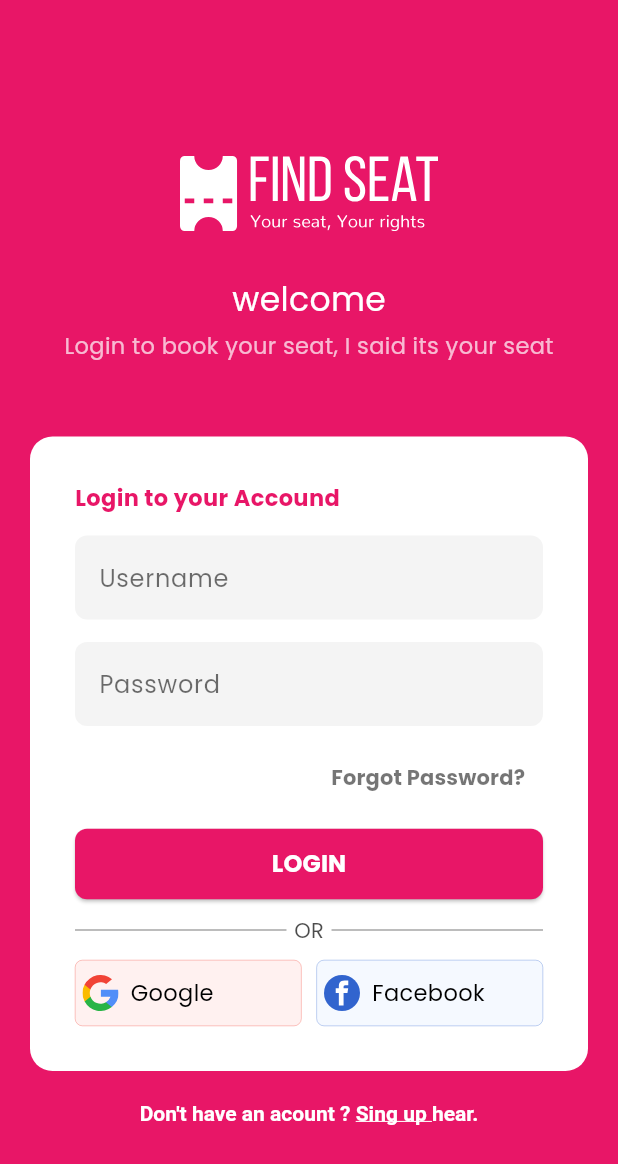
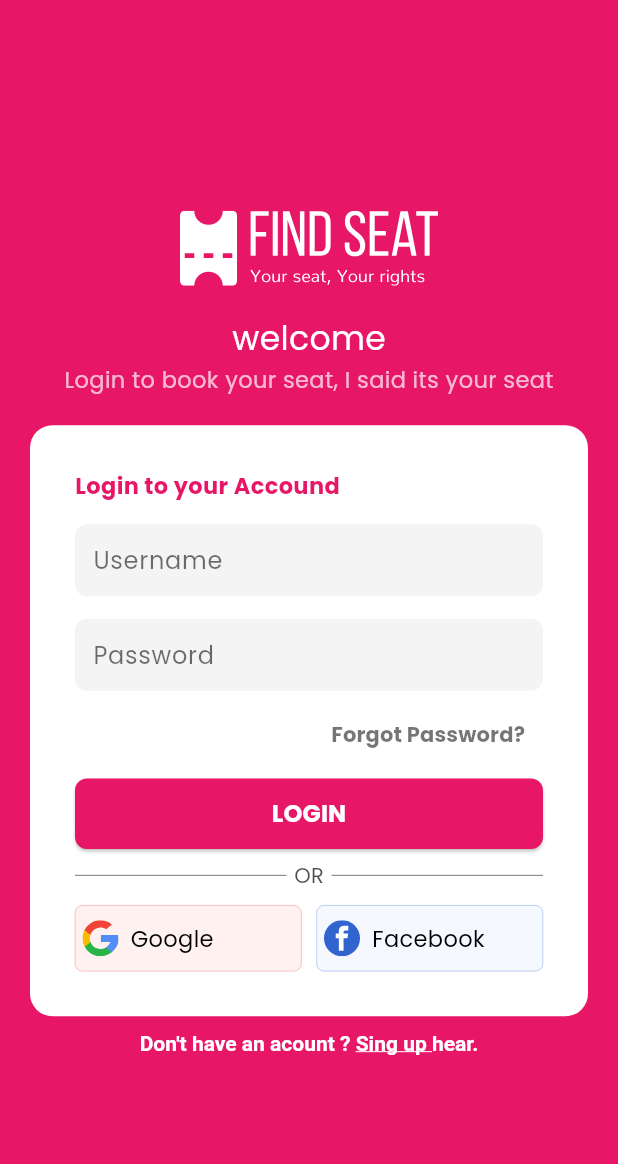
Before and after one commit to DeepakMewada20/Tickect-bokking-App, a Flutter app: the screen it shows after launch, after a tap on "LOGIN", on a phone screen of 412 x 824 dp. Shown: the top 1164 px of the screen. Run offline on Flutter 3.47's test engine with Material 3 defaults, Android fonts, the phone set to English and light mode, and no system bars; our stand-ins replace firebase_auth, firebase_core, flutter_svg, get; accounts and stored records are empty.

Commit message:
I add validetion for athontication and make I file home_screen.dart

```diff
--- /dev/null
+++ b/lib/controllers/auth_controller.dart
@@ -0,0 +1,61 @@
+import 'dart:async';
+
+import 'package:flutter/material.dart';
+import 'package:get/get.dart';
+import 'package:firebase_auth/firebase_auth.dart';
+import 'package:my_movie_ticket/pages/home_screen.dart';
+import 'package:my_movie_ticket/pages/login_screen.dart';
+import 'package:my_movie_ticket/utils/mytheme.dart';
+
+class AuthController extends GetxController {
+  static AuthController instence = Get.find();
+  late Rx<User?> _user;
+
+  final FirebaseAuth auth = FirebaseAuth.instance;
+
+  @override
+  void onReady() {
+    super.onReady();
+    _user = Rx<User?>(auth.currentUser);
+    _user.bindStream(auth.authStateChanges());
+    ever(_user, loginRedirect);
+  }
+
+  loginRedirect(User? user) {
+    Timer(
+      const Duration(seconds: 2),
+      () {
+        if (user == null) {
+          Get.offAll(const LoginScreen());
+        } else {
+          Get.offAll(const HomeScreen());
+        }
+      },
+    );
+  }
+
+  void registorUser(email, password) async {
+    try {
+      await auth.createUserWithEmailAndPassword(
+          email: email, password: password);
+    } on FirebaseAuthException catch (e) {
+      getErrorSnackeBar("Acount creation fail", e);
+    }
+  }
+
+  getErrorSnackeBar(String massage, _) {
+    Get.snackbar(
+      "Error",
+      "$massage\n ${_.massage}",
+      snackPosition: SnackPosition.BOTTOM,
+      backgroundColor: MyTheme.redBorder,
+      borderRadius: 10,
+      colorText: Colors.white,
+      margin: const EdgeInsets.only(
+        bottom: 10,
+        left: 10,
+        right: 10,
+      ),
+    );
+  }
+}
--- a/lib/main.dart
+++ b/lib/main.dart
@@ -1,11 +1,14 @@
 import 'package:firebase_core/firebase_core.dart';
 import 'package:flutter/material.dart';
+import 'package:get/get.dart';
+import 'package:my_movie_ticket/controllers/auth_controller.dart';
 import 'package:my_movie_ticket/pages/splash_screen.dart';
 import 'package:my_movie_ticket/utils/mytheme.dart';
 
 void main() async {
   WidgetsFlutterBinding.ensureInitialized();
   await Firebase.initializeApp();
+  Get.put(AuthController());
   runApp(const MyApp());
 }
 
@@ -15,7 +18,7 @@ class MyApp extends StatelessWidget {
   // This widget is the root of your application.
   @override
   Widget build(BuildContext context) {
-    return MaterialApp(
+    return GetMaterialApp(
       theme: MyTheme.myLightTheme,
       debugShowCheckedModeBanner: false,
       home: const SplashScreen(),
--- a/lib/pages/login_screen.dart
+++ b/lib/pages/login_screen.dart
@@ -2,6 +2,7 @@ import 'package:flutter/gestures.dart';
 import 'package:flutter/material.dart';
 import 'package:flutter/services.dart';
 import 'package:flutter_svg/flutter_svg.dart';
+import 'package:get/get.dart';
 import 'package:my_movie_ticket/pages/singup_screen.dart';
 import 'package:my_movie_ticket/utils/mytheme.dart';
 import 'package:my_movie_ticket/utils/social_buttons.dart';
@@ -31,18 +32,18 @@ class _LoginScreenState extends State<LoginScreen> {
             mainAxisAlignment: MainAxisAlignment.center,
             children: [
               const SizedBox(
-                height: 30,
+                height: 20,
               ),
               SvgPicture.asset("assets/icons/splash_icon.svg"),
               const Padding(
-                padding: EdgeInsets.only(top: 30),
+                padding: EdgeInsets.only(top: 20),
                 child: Text(
                   "welcome",
                   style: TextStyle(fontSize: 22, color: Colors.white),
                 ),
               ),
               Padding(
-                padding: const EdgeInsets.only(top: 5.0),
+                padding: const EdgeInsets.only(top: 1.0),
                 child: Text(
                   "Login to book your seat, I said its your seat",
                   style: TextStyle(
@@ -52,11 +53,11 @@ class _LoginScreenState extends State<LoginScreen> {
                 ),
               ),
               const SizedBox(
-                height: 30,
+                height: 10,
               ),
               Container(
                 margin:
-                    const EdgeInsets.symmetric(horizontal: 20, vertical: 20),
+                    const EdgeInsets.symmetric(horizontal: 20, vertical: 10),
                 padding: const EdgeInsets.all(30),
                 decoration: BoxDecoration(
                   color: Colors.white,
@@ -78,6 +79,8 @@ class _LoginScreenState extends State<LoginScreen> {
                       padding: const EdgeInsets.only(top: 15),
                       child: TextFormField(
                         decoration: InputDecoration(
+                          contentPadding: const EdgeInsets.symmetric(
+                              vertical: 8.0, horizontal: 8.0),
                           border: OutlineInputBorder(
                             borderRadius: BorderRadius.circular(8),
                             borderSide: BorderSide.none,
@@ -95,6 +98,8 @@ class _LoginScreenState extends State<LoginScreen> {
                       child: TextFormField(
                         obscureText: true,
                         decoration: InputDecoration(
+                          contentPadding: const EdgeInsets.symmetric(
+                              horizontal: 8.0, vertical: 8.0),
                           border: OutlineInputBorder(
                               borderRadius: BorderRadius.circular(8),
                               borderSide: BorderSide.none),
@@ -107,7 +112,7 @@ class _LoginScreenState extends State<LoginScreen> {
                       ),
                     ),
                     Padding(
-                      padding: const EdgeInsets.only(top: 10),
+                      padding: const EdgeInsets.only(top: 5),
                       child: Align(
                         alignment: Alignment.centerRight,
                         child: TextButton(
@@ -121,7 +126,7 @@ class _LoginScreenState extends State<LoginScreen> {
                       ),
                     ),
                     Padding(
-                      padding: const EdgeInsets.only(top: 10),
+                      padding: const EdgeInsets.only(top: 5),
                       child: ElevatedButton(
                         onPressed: () {},
                         style: ElevatedButton.styleFrom(
@@ -142,7 +147,7 @@ class _LoginScreenState extends State<LoginScreen> {
                       ),
                     ),
                     Padding(
-                      padding: const EdgeInsets.only(top: 10),
+                      padding: const EdgeInsets.only(top: 7),
                       child: Row(
                         children: [
                           Expanded(
@@ -191,10 +196,11 @@ class _LoginScreenState extends State<LoginScreen> {
                           fontWeight: FontWeight.w700),
                       recognizer: TapGestureRecognizer()
                         ..onTap = () {
-                          Navigator.push(
-                              context,
-                              MaterialPageRoute(
-                                  builder: (_) =>const SingupScreen()));
+                          // Navigator.push(
+                          //     context,
+                          //     MaterialPageRoute(
+                          //         builder: (_) =>const SingupScreen()));
+                          Get.put(const SingupScreen());
                         },
                     ),
                     const TextSpan(
--- a/lib/pages/splash_screen.dart
+++ b/lib/pages/splash_screen.dart
@@ -1,8 +1,6 @@
-import 'dart:async';
 
 import 'package:flutter/material.dart';
 import 'package:flutter/services.dart';
-import 'package:my_movie_ticket/pages/login_screen.dart';
 
 class SplashScreen extends StatefulWidget {
   const SplashScreen({super.key});
@@ -29,15 +27,15 @@ class _SplashScreenState extends State<SplashScreen>
     );
     _animationController.forward();
 
-    Timer(
-      const Duration(milliseconds: 2500),
-      () => Navigator.pushReplacement(
-        context,
-        MaterialPageRoute(
-          builder: (_) => const LoginScreen(),
-        ),
-      ),
-    );
+    // Timer(
+    //   const Duration(milliseconds: 2500),
+    //   () => Navigator.pushReplacement(
+    //     context,
+    //     MaterialPageRoute(
+    //       builder: (_) => const LoginScreen(),
+    //     ),
+    //   ),
+    // );
 
     super.initState();
   }
--- a/pubspec.yaml
+++ b/pubspec.yaml
@@ -39,6 +39,7 @@ dependencies:
   flutter_svg: ^2.0.10+1
   firebase_auth: ^5.3.4
   firebase_core: ^3.9.0
+  get: ^4.6.6
 
 dev_dependencies:
   flutter_test:
```
Also changed, not shown: lib/controllers/input_validators.dart (added, +11 -0 lines), lib/pages/home_screen.dart (added, +18 -0 lines), lib/pages/singup_screen.dart (+29 -7 lines), pubspec.lock.
